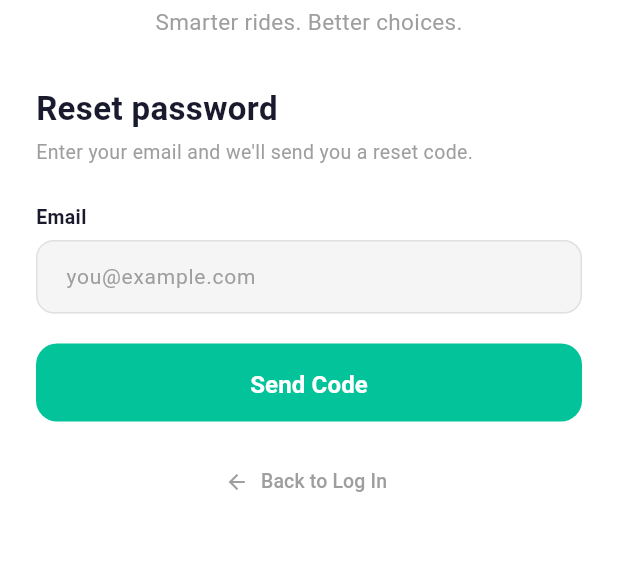
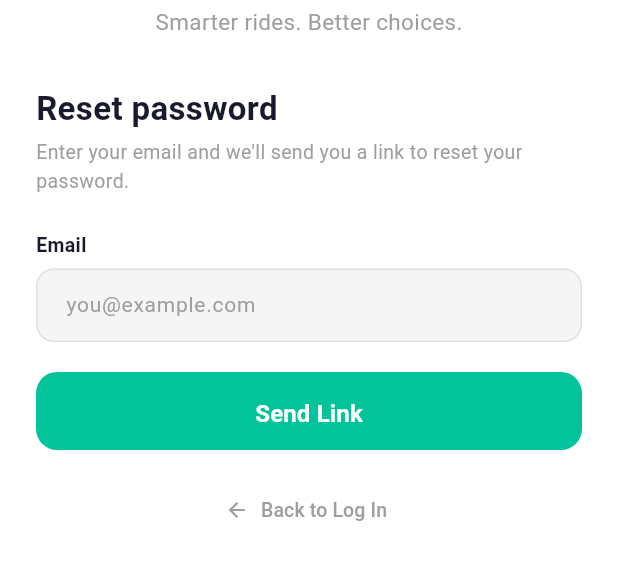
Before and after one commit to KumLong/driveorride, a Flutter app: the ForgotPasswordScreen screen opened directly, on a phone screen of 412 x 824 dp, the part 267-847 px from its top. Run offline on Flutter 3.47's test engine with Material 3 defaults, Android fonts, the phone set to English and light mode, and no system bars; our stand-ins replace csv, fl_chart, flutter_local_notifications, flutter_map, image_picker, latlong2 and 5 more; accounts and stored records are empty.

Commit message:
forgot password error fixing

```diff
--- a/lib/screens/forgot_password_screen.dart
+++ b/lib/screens/forgot_password_screen.dart
@@ -1,8 +1,12 @@
 import 'package:flutter/material.dart';
-import 'package:supabase_flutter/supabase_flutter.dart';
 import '../services/auth_service.dart';
 import '../theme.dart';
 
+/// Sends a real, working password-reset link — the user taps it and
+/// completes the reset on a separate webpage (see reset-password.html),
+/// since Supabase's free-tier email template can't be customised to
+/// show an in-app code instead (a real platform restriction, not a
+/// choice made here).
 class ForgotPasswordScreen extends StatefulWidget {
   const ForgotPasswordScreen({super.key});
 
@@ -13,17 +17,14 @@ class ForgotPasswordScreen extends StatefulWidget {
 class _ForgotPasswordScreenState extends State<ForgotPasswordScreen> {
   final _auth = AuthService();
   final _emailCtrl = TextEditingController();
-  final _codeCtrl = TextEditingController();
-  final _newPasswordCtrl = TextEditingController();
 
   bool _loading = false;
-  bool _obscurePassword = true;
-  bool _codeSent = false;
+  bool _linkSent = false;
   String? _error;
 
   static final _emailPattern = RegExp(r'^[^@\s]+@[^@\s]+\.[^@\s]+$');
 
-  Future<void> _sendCode() async {
+  Future<void> _sendLink() async {
     final email = _emailCtrl.text.trim();
     if (!_emailPattern.hasMatch(email)) {
       setState(() => _error = 'Please enter a valid email address.');
@@ -32,46 +33,9 @@ class _ForgotPasswordScreenState extends State<ForgotPasswordScreen> {
     setState(() { _loading = true; _error = null; });
     try {
       await _auth.resetPassword(email);
-      setState(() { _codeSent = true; _loading = false; });
+      setState(() { _linkSent = true; _loading = false; });
     } catch (e) {
-      setState(() { _loading = false; _error = 'Could not send code. Please try again.'; });
-    }
-  }
-
-  Future<void> _resetPassword() async {
-    final code = _codeCtrl.text.trim();
-    final newPassword = _newPasswordCtrl.text;
-    if (code.length != 6) {
-      setState(() => _error = 'Please enter the 6-digit code.');
-      return;
-    }
-    if (newPassword.length < 6) {
-      setState(() => _error = 'Password must be at least 6 characters.');
-      return;
-    }
-    setState(() { _loading = true; _error = null; });
-    try {
-      await _auth.verifyPasswordResetCode(_emailCtrl.text.trim(), code);
-      await _auth.setNewPassword(newPassword);
-      if (mounted) {
-        ScaffoldMessenger.of(context).showSnackBar(
-          const SnackBar(content: Text('Password updated! Please log in with your new password.')),
-        );
-        Navigator.pop(context);
-      }
-    } on AuthException catch (e) {
-      final msg = e.message.toLowerCase();
-      String friendly;
-      if (msg.contains('expired') || msg.contains('invalid') || msg.contains('otp')) {
-        friendly = 'Invalid or expired code. Please request a new one.';
-      } else if (msg.contains('password')) {
-        friendly = 'Password is too weak. Please use at least 6 characters.';
-      } else {
-        friendly = 'Something went wrong. Please try again.';
-      }
-      setState(() { _loading = false; _error = friendly; });
-    } catch (e) {
-      setState(() { _loading = false; _error = 'Invalid or expired code. Please try again.'; });
+      setState(() { _loading = false; _error = 'Could not send the link. Please try again.'; });
     }
   }
 
@@ -115,54 +79,24 @@ class _ForgotPasswordScreenState extends State<ForgotPasswordScreen> {
               Align(
                 alignment: Alignment.centerLeft,
                 child: Text(
-                  _codeSent
-                      ? "Enter the 6-digit code sent to ${_emailCtrl.text.trim()} and your new password."
-                      : "Enter your email and we'll send you a reset code.",
+                  _linkSent
+                      ? "We've sent a reset link to ${_emailCtrl.text.trim()}. Open it on any device to set a new password."
+                      : "Enter your email and we'll send you a link to reset your password.",
                   style: const TextStyle(color: Colors.grey, fontSize: 13),
                 ),
               ),
 
               const SizedBox(height: 24),
 
-              // Email field — always shown
               _label('Email'),
               const SizedBox(height: 6),
               _field(
                 controller: _emailCtrl,
                 hint: 'you@example.com',
                 keyboardType: TextInputType.emailAddress,
-                enabled: !_codeSent,
+                enabled: !_linkSent,
               ),
 
-              // Step 2 fields — shown after code is sent
-              if (_codeSent) ...[
-                const SizedBox(height: 14),
-                _label('6-Digit Code'),
-                const SizedBox(height: 6),
-                _field(
-                  controller: _codeCtrl,
-                  hint: 'Enter code from email',
-                  keyboardType: TextInputType.number,
-                  maxLength: 6,
-                ),
-                const SizedBox(height: 14),
-                _label('New Password'),
-                const SizedBox(height: 6),
-                _field(
-                  controller: _newPasswordCtrl,
-                  hint: 'Create new password',
-                  obscure: _obscurePassword,
-                  suffix: IconButton(
-                    icon: Icon(
-                      _obscurePassword ? Icons.visibility_off_outlined : Icons.visibility_outlined,
-                      color: Colors.grey, size: 20,
-                    ),
-                    onPressed: () => setState(() => _obscurePassword = !_obscurePassword),
-                  ),
-                ),
-              ],
-
-              // Error
               if (_error != null) ...[
                 const SizedBox(height: 12),
                 Container(
@@ -183,12 +117,12 @@ class _ForgotPasswordScreenState extends State<ForgotPasswordScreen> {
 
               const SizedBox(height: 20),
 
-              // Action button
+              if (!_linkSent)
                 SizedBox(
                   width: double.infinity,
                   height: 52,
                   child: ElevatedButton(
-                  onPressed: _loading ? null : (_codeSent ? _resetPassword : _sendCode),
+                    onPressed: _loading ? null : _sendLink,
                     style: ElevatedButton.styleFrom(
                       backgroundColor: AppColors.mint,
                       foregroundColor: Colors.white,
@@ -198,14 +132,12 @@ class _ForgotPasswordScreenState extends State<ForgotPasswordScreen> {
                     child: _loading
                         ? const SizedBox(height: 20, width: 20,
                         child: CircularProgressIndicator(strokeWidth: 2, color: Colors.white))
-                      : Text(_codeSent ? 'Reset Password' : 'Send Code',
-                      style: const TextStyle(fontSize: 16, fontWeight: FontWeight.bold)),
+                        : const Text('Send Link', style: TextStyle(fontSize: 16, fontWeight: FontWeight.bold)),
                   ),
                 ),
 
-              // Check inbox info box — shown after code sent
-              if (_codeSent) ...[
-                const SizedBox(height: 16),
+              // Check inbox info box — shown after the link is sent
+              if (_linkSent) ...[
                 Container(
                   padding: const EdgeInsets.all(14),
                   decoration: BoxDecoration(
@@ -213,21 +145,20 @@ class _ForgotPasswordScreenState extends State<ForgotPasswordScreen> {
                     borderRadius: BorderRadius.circular(12),
                   ),
                   child: Row(children: [
-                    Icon(Icons.mark_email_read_outlined, color: AppColors.mint, size: 22),
+                    const Icon(Icons.mark_email_read_outlined, color: AppColors.mint, size: 22),
                     const SizedBox(width: 12),
-                    Expanded(
+                    const Expanded(
                       child: Column(crossAxisAlignment: CrossAxisAlignment.start, children: [
                         Text('Check your inbox',
                             style: TextStyle(fontWeight: FontWeight.bold, color: AppColors.teal, fontSize: 13)),
-                        const SizedBox(height: 2),
-                        const Text('The code expires after 1 hour.',
+                        SizedBox(height: 2),
+                        Text('Tap the link in the email, set a new password there, then come back and log in.',
                             style: TextStyle(color: Colors.grey, fontSize: 12)),
                       ]),
                     ),
                   ]),
                 ),
                 const SizedBox(height: 12),
-                // Resend code
                 TextButton(
                   onPressed: _loading ? null : () async {
                     setState(() { _loading = true; _error = null; });
@@ -236,21 +167,20 @@ class _ForgotPasswordScreenState extends State<ForgotPasswordScreen> {
                       setState(() => _loading = false);
                       if (mounted) {
                         ScaffoldMessenger.of(context).showSnackBar(
-                          const SnackBar(content: Text('A new code has been sent.')),
+                          const SnackBar(content: Text('A new link has been sent.')),
                         );
                       }
                     } catch (e) {
                       setState(() { _loading = false; _error = 'Could not resend. Try again.'; });
                     }
                   },
-                  child: Text('Resend code',
+                  child: const Text('Resend link',
                       style: TextStyle(color: AppColors.mint, fontSize: 13, fontWeight: FontWeight.w600)),
                 ),
               ],
 
               const SizedBox(height: 16),
 
-              // Back to login
               TextButton.icon(
                 onPressed: () => Navigator.pop(context),
                 icon: const Icon(Icons.arrow_back, size: 16, color: Colors.grey),
@@ -276,23 +206,16 @@ class _ForgotPasswordScreenState extends State<ForgotPasswordScreen> {
     required TextEditingController controller,
     String? hint,
     TextInputType? keyboardType,
-    bool obscure = false,
     bool enabled = true,
-    int? maxLength,
-    Widget? suffix,
   }) {
     return TextField(
       controller: controller,
       keyboardType: keyboardType,
-      obscureText: obscure,
       enabled: enabled,
-      maxLength: maxLength,
-      buildCounter: maxLength != null ? (_, {required currentLength, required isFocused, maxLength}) => null : null,
       style: const TextStyle(fontSize: 14, color: Color(0xFF1A1A2E)),
       decoration: InputDecoration(
         hintText: hint,
         hintStyle: const TextStyle(color: Colors.grey, fontSize: 14),
-        suffixIcon: suffix,
         filled: true,
         fillColor: enabled ? const Color(0xFFF5F5F5) : const Color(0xFFEEEEEE),
         border: OutlineInputBorder(
@@ -305,7 +228,7 @@ class _ForgotPasswordScreenState extends State<ForgotPasswordScreen> {
         ),
         focusedBorder: OutlineInputBorder(
           borderRadius: BorderRadius.circular(12),
-          borderSide: BorderSide(color: AppColors.mint, width: 1.5),
+          borderSide: const BorderSide(color: AppColors.mint, width: 1.5),
         ),
         disabledBorder: OutlineInputBorder(
           borderRadius: BorderRadius.circular(12),
--- a/lib/services/auth_service.dart
+++ b/lib/services/auth_service.dart
@@ -49,25 +49,12 @@ class AuthService {
 
   Future<void> logout() => _client.auth.signOut();
 
-  /// Sends a password-reset email containing a 6-digit code (not just a
-  /// link) — requires your Supabase project's "Reset Password" email
-  /// template to include {{ .Token }} (Authentication → Email Templates).
+  /// Sends a real Supabase password-reset email with a working link —
+  /// the user taps it, opens a real webpage (hosted separately, see
+  /// reset-password.html) in their browser, and sets a new password
+  /// there. Verification happens entirely on that page, not in this app.
   Future<void> resetPassword(String email) {
     return _client.auth.resetPasswordForEmail(email);
-  }
-
-  /// Verifies the 6-digit code the user received by email. On success,
-  /// this grants a temporary "recovery" session — just enough access to
-  /// call setNewPassword() next, nothing more.
-  Future<void> verifyPasswordResetCode(String email, String code) async {
-    await _client.auth.verifyOTP(type: OtpType.recovery, token: code, email: email);
-  }
-
-  /// Sets the new password — only works right after a successful
-  /// verifyPasswordResetCode() call, since that's what grants the
-  /// temporary session this needs.
-  Future<void> setNewPassword(String newPassword) async {
-    await _client.auth.updateUser(UserAttributes(password: newPassword));
   }
 
   User? get currentUser {
```
Lines whose indentation alone changed are shown as unchanged.
